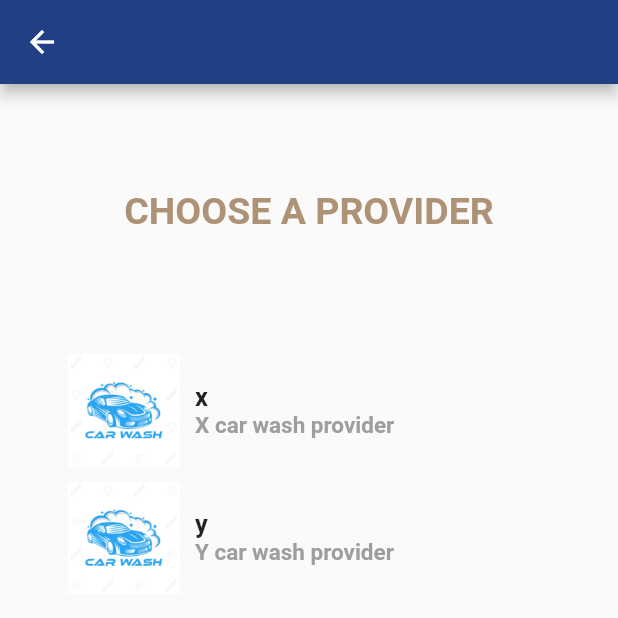
After one commit to Hassangrey/CarWash, a Flutter app: the ChooseProvider screen opened directly, on a phone screen of 412 x 824 dp, the top half of it. The commit adds this screen. Run offline on Flutter 3.47's test engine with Material 2 defaults, Android fonts, the phone set to English and light mode, and no system bars.

Commit message:
provider page

```diff
--- a/safacw/lib/Models/Item.dart
+++ b/safacw/lib/Models/Item.dart
@@ -4,7 +4,6 @@ class Item {
    double price;
    String imgPath;
    String desc;
-
 
   Item({
     required this.title,
--- /dev/null
+++ b/safacw/lib/Models/Provider.dart
@@ -0,0 +1,40 @@
+import 'Item.dart';
+
+class Provider {
+  String name;
+  int id;
+  String desc;
+  String imgPath;
+  List<Item> items;
+
+  Provider({
+    required this.name,
+    required this.id,
+    required this.imgPath,
+    required this.items,
+    required this.desc,
+  });
+
+  String get getName {
+    return name;
+  }
+
+  void setName(String newName) {
+    name = newName;
+  }
+
+  int get getId {
+    return id;
+  }
+  String get getDesc {
+    return desc;
+  }
+
+  String get getImgPath {
+    return imgPath;
+  }
+  void setImgPath(String newImagePath) {
+    imgPath = newImagePath;
+  }
+
+}
--- a/safacw/lib/Welcome Page/SelectServiceText.dart
+++ b/safacw/lib/Welcome Page/SelectServiceText.dart
@@ -1,10 +1,10 @@
 import 'package:flutter/material.dart';
 
-import '../Constants/Constants.dart';
 
+import '../../Constants/Constants.dart';
 class SelectServiceText extends StatelessWidget {
-  const SelectServiceText({Key? key}) : super(key: key);
-
+  const SelectServiceText({Key? key, required this.title}) : super(key: key);
+  final String title;
   @override
   Widget build(BuildContext context) {
     return Container(
@@ -17,7 +17,7 @@ class SelectServiceText extends StatelessWidget {
         children: [
           Center(
               child: Text(
-                'SELECT A SERVICE',
+                title.toUpperCase(),
                 style: kTitleStyle,
               )),
         ],
--- a/safacw/lib/Welcome Page/WelcomePage.dart
+++ b/safacw/lib/Welcome Page/WelcomePage.dart
@@ -1,17 +1,14 @@
 import 'dart:developer';
 
 import 'package:flutter/material.dart';
-import 'package:safacw/Welcome%20Page/LoginButton.dart';
-import 'package:safacw/Welcome%20Page/SelectServiceText.dart';
-import 'package:safacw/Welcome%20Page/ServicesCard.dart';
-import 'package:safacw/Welcome%20Page/SignUpPage.dart';
-import 'package:safacw/morePage.dart';
 import 'package:safacw/carWashMain.dart';
-import '../SliderMenu.dart';
-import '../Constants/appBarCustomized.dart';
-import 'package:safacw/Constants/Constants.dart';
-import '../SettingsPage.dart';
-import '../serviceCard.dart';
+import 'package:safacw/screens/choose_provider_page.dart';
+import '../../Constants/appBarCustomized.dart';
+import 'LoginButton.dart';
+import 'SelectServiceText.dart';
+import 'ServicesCard.dart';
+import 'SignUpPage.dart';
+
 
 class WelcomePage extends StatelessWidget {
   static const String id = 'welcomePage';
@@ -27,11 +24,11 @@ class WelcomePage extends StatelessWidget {
       appBar: kappBarStyle('Welcome'),
       body: Column(
           children: [
-          SelectServiceText(),
+          SelectServiceText(title: 'choose a service'),
             ServiceCard(imgPath: 'images/CarWash.png',
               onPress: (){
 
-              Navigator.pushNamed(context, carWashMain.id);
+              Navigator.pushNamed(context, ChooseProvider.id);
               },
 
             ),
--- a/safacw/lib/carWashMain.dart
+++ b/safacw/lib/carWashMain.dart
@@ -8,7 +8,7 @@ import 'SliderMenu.dart';
 import 'Constants/appBarCustomized.dart';
 
 class carWashMain extends StatelessWidget {
-  static const String id = 'welcomePage';
+  static const String id = '/carwashpage';
 
   @override
   Widget build(BuildContext context) {
--- a/safacw/lib/main.dart
+++ b/safacw/lib/main.dart
@@ -3,6 +3,7 @@ import 'package:safacw/Details%20Page/ItemDetailsPage.dart';
 import 'package:safacw/SettingsPage.dart';
 import 'package:safacw/SliderMenu.dart';
 import 'package:safacw/carWashMain.dart';
+import 'package:safacw/screens/choose_provider_page.dart';
 import 'Models/Item.dart';
 import 'Welcome Page/SignUpPage.dart';
 import 'Welcome Page/WelcomePage.dart';
@@ -35,12 +36,12 @@ Route? onGenerateRoute(RouteSettings routeSettings) {
     return MaterialPageRoute(builder: (_) => SettingsPage());
   } else if (routeSettings.name == morePage.id) {
     return MaterialPageRoute(builder: (_) => morePage());
-  }
-  else if (routeSettings.name == SignUpPage.id) {
+  } else if (routeSettings.name == SignUpPage.id) {
     return MaterialPageRoute(builder: (_) => SignUpPage());
-  }
-  else if (routeSettings.name == carWashMain.id) {
+  } else if (routeSettings.name == carWashMain.id) {
     return MaterialPageRoute(builder: (_) => carWashMain());
+  } else if (routeSettings.name == ChooseProvider.id) {
+    return MaterialPageRoute(builder: (_) => ChooseProvider());
   } else if (routeSettings.name == ItemDetailsPage.id) {
     final value = routeSettings.arguments as Item; // Retrieve the value.
     return MaterialPageRoute(builder: (context) => ItemDetailsPage(value));
--- a/safacw/lib/morePage.dart
+++ b/safacw/lib/morePage.dart
@@ -5,6 +5,7 @@ import 'package:safacw/Constants/Constants.dart';
 
 class morePage extends StatelessWidget {
   static const String id = 'morePage';
+
   @override
   Widget build(BuildContext context) {
     return Scaffold(
@@ -14,9 +15,10 @@ class morePage extends StatelessWidget {
         padding: const EdgeInsets.all(35.0),
         child: Column(
           crossAxisAlignment: CrossAxisAlignment.start,
-          children: <Widget> [
+          children: <Widget>[
             Text(
-              'Car Wash', style: kServiceTitleStyle,
+              'Car Wash',
+              style: kServiceTitleStyle,
               textAlign: TextAlign.left,
             ),
             Divider(
@@ -34,27 +36,22 @@ class morePage extends StatelessWidget {
                     buildCarItem('images/smallcar.png', 'Small Car', '15 R.S'),
                     buildCarItem('images/smallcar.png', 'Small Car', '15 R.S'),
                     buildCarItem('images/smallcar.png', 'Small Car', '15 R.S'),
-
                   ],
                 ),
               ),
             )
-
           ],
         ),
       ),
-
-
     );
   }
 }
+
 Widget buildCarItem(String imgPath, String carName, String price) {
   return Padding(
     padding: EdgeInsets.only(left: 10, right: 10, top: 10),
     child: InkWell(
-      onTap: (){
-
-      },
+      onTap: () {},
       child: Row(
         mainAxisAlignment: MainAxisAlignment.spaceBetween,
         children: [
@@ -62,20 +59,20 @@ Widget buildCarItem(String imgPath, String carName, String price) {
               child: Row(
             children: [
               Hero(
-                    tag: imgPath, child: Image(
+                  tag: imgPath,
+                  child: Image(
                     image: AssetImage(imgPath),
                     fit: BoxFit.cover,
                     height: 75,
                     width: 75,
-                )
-                ),
+                  )),
               SizedBox(width: 10),
               Column(
                 crossAxisAlignment: CrossAxisAlignment.start,
                 children: [
                   Text(
                     carName,
-                      style:kCarItemNameStyle,
+                    style: kCarItemNameStyle,
                   ),
                   Text(
                     price,
@@ -84,17 +81,7 @@ Widget buildCarItem(String imgPath, String carName, String price) {
                 ],
               )
             ],
-            )
-          ),
-          IconButton(
-            icon: Icon(Icons.add),
-            color: Colors.black,
-              onPressed: (){
-
-
-              }
-              ,
-          ),
+          )),
         ],
       ),
     ),
--- /dev/null
+++ b/safacw/lib/screens/choose_provider_page.dart
@@ -0,0 +1,88 @@
+import 'package:flutter/material.dart';
+import 'package:safacw/Models/Item.dart';
+import 'package:safacw/Models/Provider.dart';
+import 'package:safacw/widgets/build_provider.dart';
+
+import '../Constants/appBarCustomized.dart';
+import '../Welcome Page/SelectServiceText.dart';
+
+class ChooseProvider extends StatelessWidget {
+  static const String id = '/chooseproviderpage';
+
+  const ChooseProvider({Key? key}) : super(key: key);
+
+  @override
+  Widget build(BuildContext context) {
+    return Scaffold(
+      appBar: kappBarStyle(''),
+      body: Padding(
+        padding: const EdgeInsets.all(35.0),
+        child: SingleChildScrollView(
+          scrollDirection: Axis.vertical,
+          child: Column(
+            crossAxisAlignment: CrossAxisAlignment.start,
+            children: [
+              SelectServiceText(title: 'choose a provider'),
+              Padding(
+                padding: EdgeInsets.only(top: 45),
+                child: Container(
+                  height: MediaQuery.of(context).size.height - 300,
+                  child: ListView(
+                    children: [
+                      buildProvider(
+                        Provider(
+                            name: 'x',
+                            id: 1,
+                            imgPath: 'images/carwashlogo.jpeg',
+                            items: [
+                              new Item(
+                                title: 'Small Car 1',
+                                price: 15,
+                                imgPath: 'images/smallcar.png',
+                                desc:
+                                    'This is a service for small car where you can wash the external, internal part of your car or both!',
+                              ),
+                              new Item(
+                                title: 'Small Car 2',
+                                price: 15,
+                                imgPath: 'images/smallcar.png',
+                                desc:
+                                    'This is a service for small car where you can wash the external, internal part of your car or both!',
+                              ),
+                            ],
+                            desc: 'X car wash provider'),
+                      ),
+                      buildProvider(
+                        Provider(
+                            name: 'y',
+                            id: 1,
+                            imgPath: 'images/carwashlogo.jpeg',
+                            items: [
+                              new Item(
+                                title: 'Small Car 1',
+                                price: 15,
+                                imgPath: 'images/smallcar.png',
+                                desc:
+                                    'This is a service for small car where you can wash the external, internal part of your car or both!',
+                              ),
+                              new Item(
+                                title: 'Small Car 2',
+                                price: 15,
+                                imgPath: 'images/smallcar.png',
+                                desc:
+                                    'This is a service for small car where you can wash the external, internal part of your car or both!',
+                              ),
+                            ],
+                            desc: 'Y car wash provider'),
+                      ),
+                    ],
+                  ),
+                ),
+              )
+            ],
+          ),
+        ),
+      ),
+    );
+  }
+}
--- /dev/null
+++ b/safacw/lib/widgets/build_provider.dart
@@ -0,0 +1,44 @@
+import 'package:flutter/material.dart';
+import '../Constants/Constants.dart';
+import '../Models/Provider.dart';
+
+Widget buildProvider(Provider provider) {
+  return Padding(
+    padding: EdgeInsets.only(left: 10, right: 10, top: 10),
+    child: InkWell(
+      onTap: () {},
+      child: Row(
+        mainAxisAlignment: MainAxisAlignment.spaceBetween,
+        children: [
+          Container(
+              child: Row(
+                children: [
+                  Hero(
+                      tag: provider.getImgPath,
+                      child: Image(
+                        image: AssetImage(provider.getImgPath),
+                        fit: BoxFit.cover,
+                        height: 75,
+                        width: 75,
+                      )),
+                  SizedBox(width: 10),
+                  Column(
+                    crossAxisAlignment: CrossAxisAlignment.start,
+                    children: [
+                      Text(
+                        provider.getName,
+                        style: kCarItemNameStyle,
+                      ),
+                      Text(
+                        provider.getDesc,
+                        style: kCarItemPriceStyle,
+                      )
+                    ],
+                  )
+                ],
+              )),
+        ],
+      ),
+    ),
+  );
+}
```
Also changed, not shown: safacw/images/carwashlogo.jpeg (added). Lines whose indentation alone changed are shown as unchanged.
